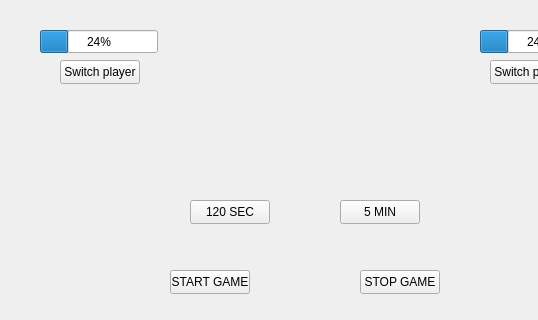
First picture: the form in shakkikello/mainwindow.ui, repository artopeur/olio-ohjelmointi, before the edit; both pictures show x 0 to 538 and y 0 to 320 of the 637 by 427 pixel window.
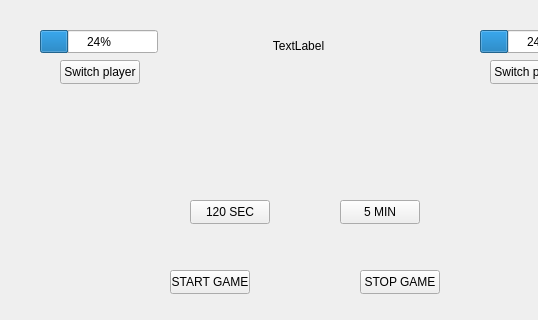
Second picture: the form after the edit.

Commit message: Korjattu virheitä. Lisätty ominaisuus.

The edit to the form file:
```diff
--- a/shakkikello/mainwindow.ui
+++ b/shakkikello/mainwindow.ui
@@ -138,6 +138,25 @@
      <string>STOP GAME</string>
     </property>
    </widget>
+   <widget class="QLabel" name="label_2">
+    <property name="geometry">
+     <rect>
+      <x>238</x>
+      <y>10</y>
+      <width>121</width>
+      <height>71</height>
+     </rect>
+    </property>
+    <property name="text">
+     <string>TextLabel</string>
+    </property>
+    <property name="alignment">
+     <set>Qt::AlignCenter</set>
+    </property>
+    <property name="wordWrap">
+     <bool>true</bool>
+    </property>
+   </widget>
   </widget>
   <widget class="QMenuBar" name="menubar">
    <property name="geometry">
```
Left out of the diff: 15 changed lines with no effect on the pictures. The commit also changes 2 other files.
